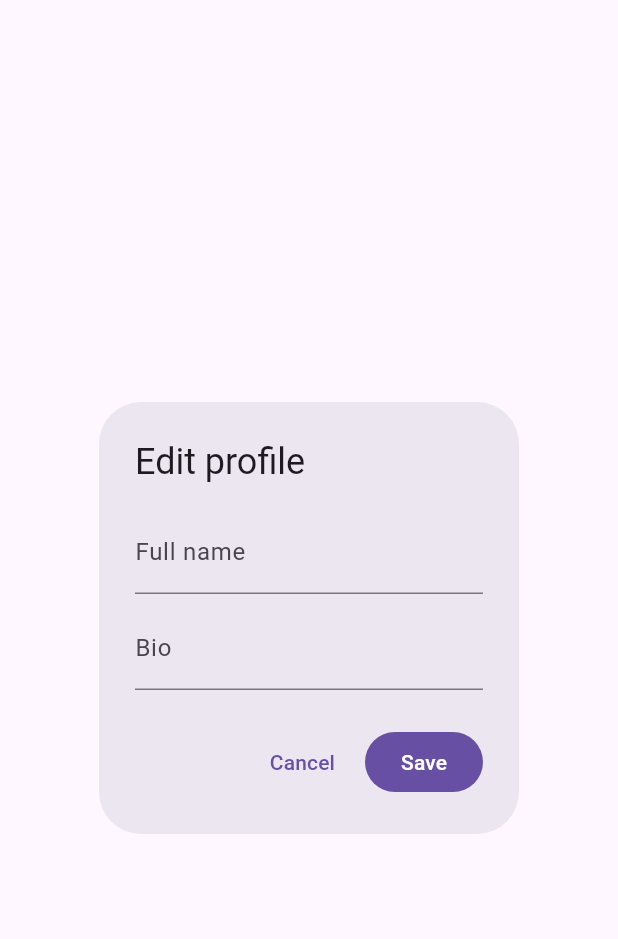
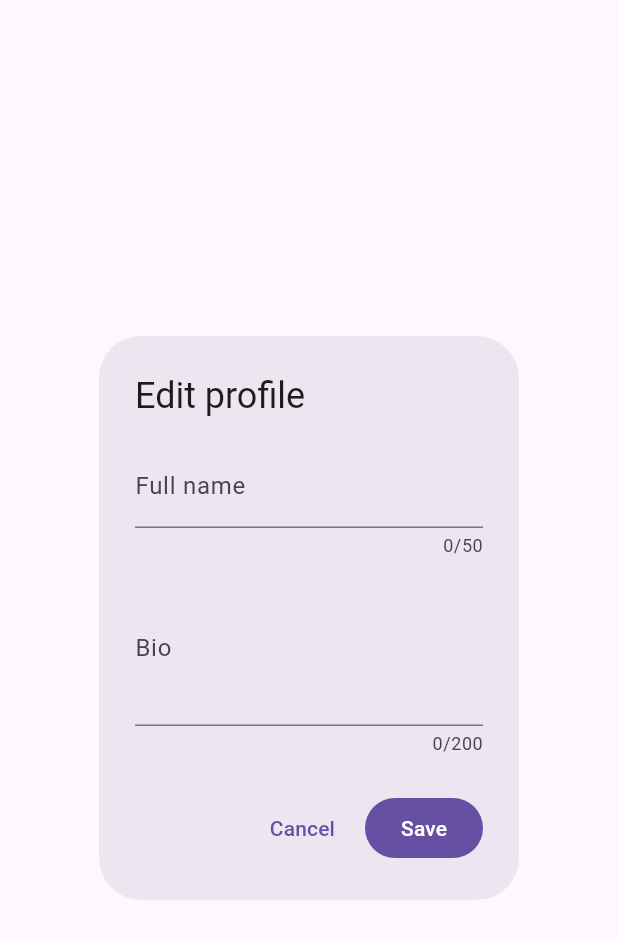
Before and after one commit to zhbforum/CodeForge, a Flutter app: the ProfileEditDialog widget shown alone on an empty page, opened directly, on a phone screen of 412 x 824 dp. Shown: the top 939 px of the screen. Run offline on Flutter 3.47's test engine with Material 3 defaults, Android fonts, the phone set to English and light mode, and no system bars; our stand-ins replace flutter_riverpod, flutter_svg, font_awesome_flutter, freezed_annotation, go_router, shared_preferences and 1 more; accounts and stored records are empty; network calls fail; project files that could hold a hidden picture were left out.

Commit message:
feat(profile): add client-side validation for full name and bio

```diff
--- a/apps/mobile_app/lib/features/profile/data/supabase_profile_repository.dart
+++ b/apps/mobile_app/lib/features/profile/data/supabase_profile_repository.dart
@@ -20,7 +20,8 @@ class SupabaseProfileRepository implements ProfileRepository {
     if (row != null) return Profile.fromMap(row);
 
     final email = _db.auth.currentUser!.email ?? '';
-    final suggestedUsername = (email.isNotEmpty ? email.split('@').first : uid.substring(0, 8)).toLowerCase();
+    final suggestedUsername = (email.isNotEmpty ?
+    email.split('@').first : uid.substring(0, 8)).toLowerCase();
 
     final created = await _db
         .from('profiles')
--- a/apps/mobile_app/lib/features/profile/presentation/widgets/profile_edit_dialog.dart
+++ b/apps/mobile_app/lib/features/profile/presentation/widgets/profile_edit_dialog.dart
@@ -1,6 +1,8 @@
 import 'package:flutter/material.dart';
+import 'package:flutter/services.dart';
 import 'package:flutter_riverpod/flutter_riverpod.dart';
 import 'package:mobile_app/features/profile/presentation/viewmodels/profile_view_model.dart';
+import 'package:mobile_app/features/profile/utils/profile_validators.dart';
 
 class ProfileEditDialog extends ConsumerStatefulWidget {
   const ProfileEditDialog({super.key});
@@ -17,6 +19,7 @@ class ProfileEditDialog extends ConsumerStatefulWidget {
 }
 
 class _ProfileEditDialogState extends ConsumerState<ProfileEditDialog> {
+  final _formKey = GlobalKey<FormState>();
   TextEditingController? _nameCtrl;
   TextEditingController? _bioCtrl;
   bool _saving = false;
@@ -24,9 +27,8 @@ class _ProfileEditDialogState extends ConsumerState<ProfileEditDialog> {
   @override
   void initState() {
     super.initState();
-    WidgetsBinding.instance.addPostFrameCallback((_) {
-      _initializeControllers();
-    });
+    WidgetsBinding.instance.addPostFrameCallback(
+      (_) => _initializeControllers());
   }
 
   void _initializeControllers() {
@@ -40,34 +42,35 @@ class _ProfileEditDialogState extends ConsumerState<ProfileEditDialog> {
 
   Future<void> _save() async {
     if (_nameCtrl == null || _bioCtrl == null) return;
+    if (!_formKey.currentState!.validate()) return;
 
     setState(() => _saving = true);
-
     try {
       final notifier = ref.read(profileProvider.notifier);
-      final name = _nameCtrl!.text.trim();
-      final bio = _bioCtrl!.text.trim();
-      final currentProfile = ref.read(profileProvider).valueOrNull;
 
-      if (name != (currentProfile?.fullName ?? '')) {
-        await notifier.updateFullName(name.isEmpty ? null : name);
+      final normalizedName = ProfileValidators.normalizeName(_nameCtrl!.text);
+      final normalizedBio = ProfileValidators.normalizeBio(_bioCtrl!.text);
+
+      final current = ref.read(profileProvider).valueOrNull;
+
+      if (normalizedName != (current?.fullName ?? '')) {
+        await notifier.updateFullName(
+          normalizedName.isEmpty ? null : normalizedName,
+        );
+      }
+      if (normalizedBio != (current?.bio ?? '')) {
+        await notifier.updateBio(
+          normalizedBio.isEmpty ? null : normalizedBio,
+        );
       }
 
-      if (bio != (currentProfile?.bio ?? '')) {
-        await notifier.updateBio(bio.isEmpty ? null : bio);
-      }
-
-      if (mounted) {
-        Navigator.pop(context);
-      }
+      if (mounted) Navigator.pop(context);
     } catch (e) {
       if (mounted) {
         setState(() => _saving = false);
         ScaffoldMessenger.of(context).showSnackBar(
-          SnackBar(
-            content: Text('Error saving: $e'),
-            backgroundColor: Colors.red,
-          ),
+          SnackBar(content: Text('Error saving: $e'),
+          backgroundColor: Colors.red),
         );
       }
     }
@@ -96,21 +99,40 @@ class _ProfileEditDialogState extends ConsumerState<ProfileEditDialog> {
 
     return AlertDialog(
       title: const Text('Edit profile'),
-      content: Column(
+      content: Form(
+        key: _formKey,
+        autovalidateMode: AutovalidateMode.onUserInteraction,
+        child: Column(
           mainAxisSize: MainAxisSize.min,
           children: [
-          TextField(
-            controller: _nameCtrl!,
-            decoration: const InputDecoration(labelText: 'Full name'),
+            TextFormField(
+              controller: _nameCtrl,
               enabled: !_saving,
+              decoration: const InputDecoration(
+                labelText: 'Full name',
+                hintText: 'Your name',
+              ),
+              inputFormatters: <TextInputFormatter>[
+                ProfileValidators.nameFilter,
+                LengthLimitingTextInputFormatter(ProfileValidators.nameMax),
+              ],
+              maxLength: ProfileValidators.nameMax,
+              validator: (v) => ProfileValidators.validateFullName(v ?? ''),
             ),
             const SizedBox(height: 8),
-          TextField(
-            controller: _bioCtrl!,
-            decoration: const InputDecoration(labelText: 'Bio'),
+            TextFormField(
+              controller: _bioCtrl,
               enabled: !_saving,
+              decoration: const InputDecoration(
+                labelText: 'Bio',
+                hintText: 'Tell something about yourself',
+              ),
+              maxLines: 3,
+              maxLength: ProfileValidators.bioMax,
+              validator: (v) => ProfileValidators.validateBio(v ?? ''),
             ),
           ],
+        ),
       ),
       actions: [
         TextButton(
--- /dev/null
+++ b/apps/mobile_app/lib/features/profile/utils/profile_validators.dart
@@ -0,0 +1,40 @@
+import 'package:flutter/services.dart';
+
+class ProfileValidators {
+  static const int nameMax = 50;
+  static const int bioMax = 200;
+
+  static final RegExp nameAllowed = RegExp(
+    r"[A-Za-z0-9À-ÖØ-öø-ÿĀ-žА-Яа-яЁёІіЇїȘșȚțÄÖÜäöüß .'\-]",
+    unicode: true,
+  );
+
+  static final FilteringTextInputFormatter nameFilter =
+      FilteringTextInputFormatter.allow(nameAllowed);
+
+  static String? validateFullName(String raw) {
+    final name = raw.trim().replaceAll(RegExp(r'\s+'), ' ');
+    if (name.isEmpty) return 'Name is required';
+    if (name.length > nameMax) return 'Max $nameMax characters';
+    if (!RegExp('^${nameAllowed.pattern}+\$',
+            unicode: true)
+        .hasMatch(name)) {
+      return "Only letters, numbers, spaces, '.', '-' and \"'\"";
+    }
+    return null;
+  }
+
+  static String? validateBio(String raw) {
+    final bio = raw.trim();
+    if (bio.length > bioMax) return 'Max $bioMax characters';
+    if (RegExp(r'[\u0000-\u001F\u007F]').hasMatch(bio)) {
+      return 'Control characters are not allowed';
+    }
+    return null;
+  }
+
+  static String normalizeName(String raw) =>
+      raw.trim().replaceAll(RegExp(r'\s+'), ' ');
+
+  static String normalizeBio(String raw) => raw.trim();
+}
```
Also changed, not shown: apps/mobile_app/lib/features/auth/presentation/pages/welcome_page.dart (+10 -4 lines). Lines whose indentation alone changed are shown as unchanged.
